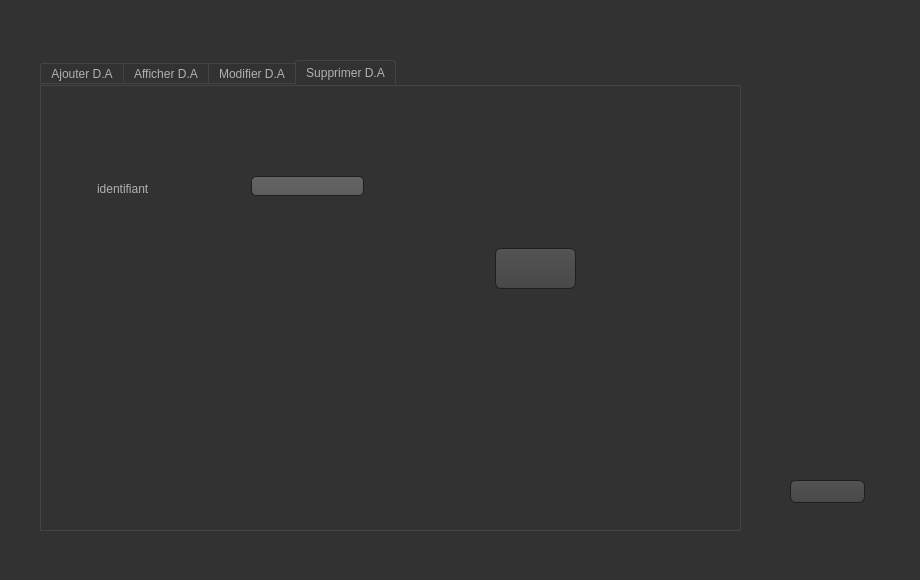
Before: the Qt Designer form Gestion_citoyen/crud_demande.ui in hanenjabnoun-Esprit-2019/Smart_Police_Station_2A26, drawn with Qt 5.
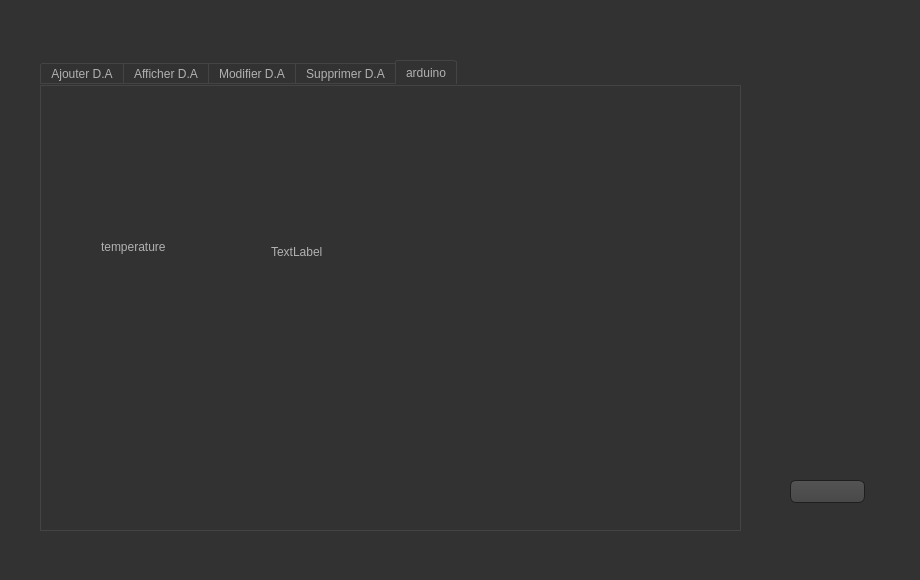
After: the same form once the commit is applied. Icons and pictures are not drawn.

```diff
--- a/Gestion_citoyen/crud_demande.ui
+++ b/Gestion_citoyen/crud_demande.ui
@@ -478,7 +478,7 @@
     </rect>
    </property>
    <property name="currentIndex">
-    <number>3</number>
+    <number>4</number>
    </property>
    <widget class="QWidget" name="tab">
     <attribute name="title">
@@ -749,6 +749,37 @@
      </property>
     </widget>
    </widget>
+   <widget class="QWidget" name="tab_5">
+    <attribute name="title">
+     <string>arduino</string>
+    </attribute>
+    <widget class="QLabel" name="label_7">
+     <property name="geometry">
+      <rect>
+       <x>230</x>
+       <y>110</y>
+       <width>391</width>
+       <height>111</height>
+      </rect>
+     </property>
+     <property name="text">
+      <string>TextLabel</string>
+     </property>
+    </widget>
+    <widget class="QLabel" name="label_8">
+     <property name="geometry">
+      <rect>
+       <x>60</x>
+       <y>140</y>
+       <width>71</width>
+       <height>41</height>
+      </rect>
+     </property>
+     <property name="text">
+      <string>temperature </string>
+     </property>
+    </widget>
+   </widget>
   </widget>
   <widget class="QPushButton" name="retour_MenuGestion_Citoyen">
    <property name="geometry">
```
Left out of the diff: 2 changed lines with no effect on the pictures.
